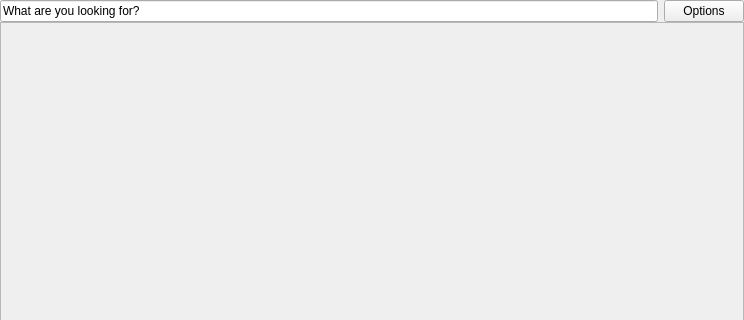
Above: checkout.ui from sbadame/checkout before the change; both pictures show x 0 to 744 and y 0 to 320 of the 744 by 610 pixel window. Below: the same form after it.
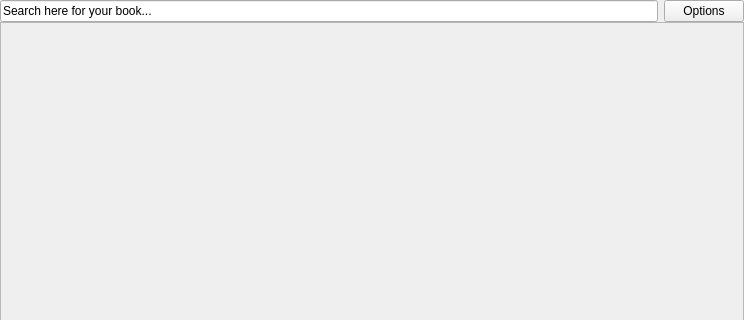
That is the form after the change. Custom widgets are drawn as their Qt base class.

```diff
--- a/checkout.ui
+++ b/checkout.ui
@@ -64,7 +64,7 @@
               <item>
                <widget class="CustomLineEdit" name="search_query">
                 <property name="text">
-                 <string>What are you looking for?</string>
+                 <string>Search here for your book...</string>
                 </property>
                </widget>
               </item>
```
